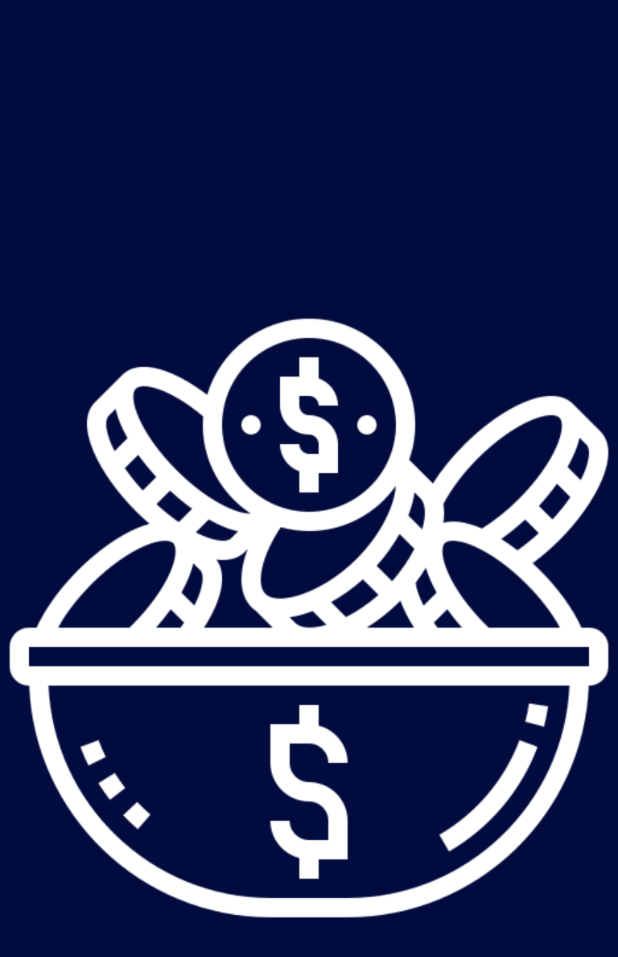
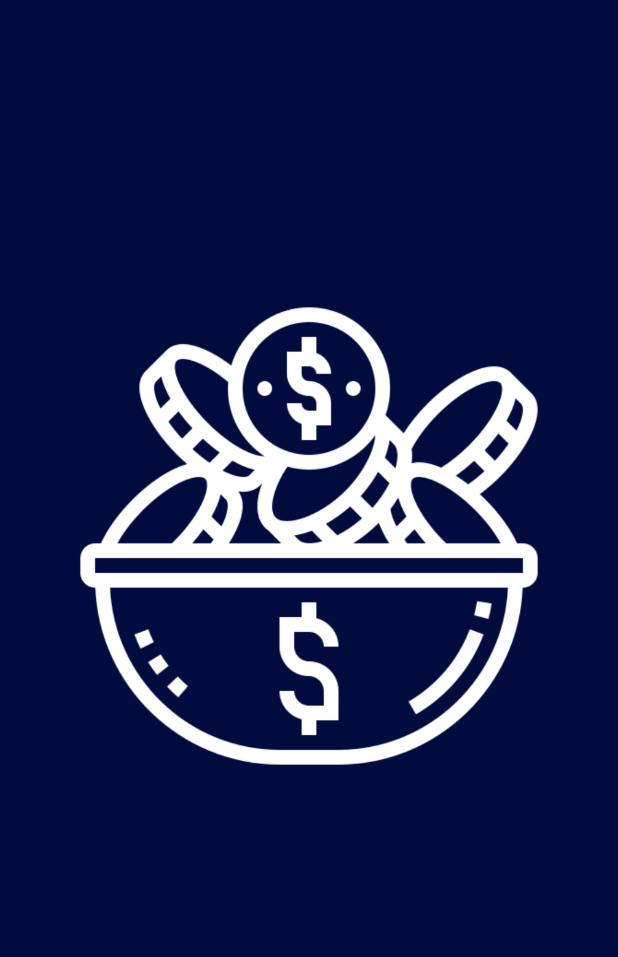
Before and after one commit to devPedroCarvalho/AppCalculoGorjeta, an Android app: the SplashScreenActivity screen opened directly, with no data from a screen before it, on a phone screen of 412 x 824 dp. Shown: the top 957 px of the screen. Run offline under Robolectric (Android 15) with nearby library versions, the phone set to English and light mode, and no system bars.

Commit message:
add lottie file

```diff
--- a/app/build.gradle
+++ b/app/build.gradle
@@ -35,4 +35,7 @@ dependencies {
     androidTestImplementation 'androidx.test.ext:junit:1.1.1'
     androidTestImplementation 'androidx.test.espresso:espresso-core:3.2.0'
     implementation 'androidx.cardview:cardview:1.0.0'
+
+    //Lottie
+    implementation "com.airbnb.android:lottie:3.4.0"
 }
--- a/app/src/main/java/com/projfinalapp/appgorjeta/SplashScreenActivity.kt
+++ b/app/src/main/java/com/projfinalapp/appgorjeta/SplashScreenActivity.kt
@@ -4,6 +4,7 @@ import android.content.Intent
 import android.os.Bundle
 import android.os.Handler
 import androidx.appcompat.app.AppCompatActivity
+import kotlinx.android.synthetic.main.activity_splash_screen.*
 
 
 class SplashScreenActivity : AppCompatActivity() {
@@ -12,12 +13,15 @@ class SplashScreenActivity : AppCompatActivity() {
         super.onCreate(savedInstanceState)
         setContentView(R.layout.activity_splash_screen)
 
+        testeLottie.setAnimation("myfile.json")
+
+
         var handler = Handler()
         handler.postDelayed(Runnable {
-            val intent = Intent(this, HomeActivity::class.java)
+            val intent = Intent(this, MainActivity::class.java)
             startActivity(intent)
             finish()
-        }, 3000)
+        }, 5000)
 
     }
 }
--- a/app/src/main/res/layout/activity_main.xml
+++ b/app/src/main/res/layout/activity_main.xml
@@ -82,7 +82,7 @@
                 android:layout_height="wrap_content"
                 android:layout_marginStart="8dp"
                 android:layout_marginTop="16dp"
-                android:text="Valor da gorjeta"
+                android:text="Valor da gorjeta:"
                 android:textColor="#FFFF"
                 android:textSize="20dp"
                 app:layout_constraintEnd_toStartOf="@+id/guideline"
@@ -110,7 +110,7 @@
                 android:layout_marginStart="8dp"
                 android:layout_marginTop="24dp"
                 android:layout_marginEnd="8dp"
-                android:text="Valor da conta"
+                android:text="Valor da conta:"
                 android:textColor="#FFFF"
                 android:textSize="20dp"
                 app:layout_constraintEnd_toEndOf="parent"
--- a/app/src/main/res/layout/activity_splash_screen.xml
+++ b/app/src/main/res/layout/activity_splash_screen.xml
@@ -9,11 +9,30 @@
 
     <ImageView
         android:id="@+id/imageView3"
-        android:layout_width="wrap_content"
-        android:layout_height="wrap_content"
-        app:layout_constraintBottom_toBottomOf="parent"
+        android:layout_width="0dp"
+        android:layout_height="0dp"
+        android:layout_marginTop="200dp"
+        android:layout_marginBottom="50dp"
+        app:layout_constraintBottom_toTopOf="@+id/testeLottie"
         app:layout_constraintEnd_toEndOf="parent"
         app:layout_constraintStart_toStartOf="parent"
         app:layout_constraintTop_toTopOf="parent"
         app:srcCompat="@drawable/logoum" />
+
+    <com.airbnb.lottie.LottieAnimationView
+        android:id="@+id/testeLottie"
+        android:layout_width="0dp"
+        android:layout_height="109dp"
+        android:layout_marginStart="70dp"
+        android:layout_marginEnd="70dp"
+        android:layout_marginBottom="150dp"
+        app:layout_constraintBottom_toBottomOf="parent"
+        app:layout_constraintEnd_toEndOf="parent"
+        app:layout_constraintStart_toStartOf="parent"
+        app:lottie_autoPlay="true"
+        app:lottie_fileName="myfile.json"
+        app:lottie_loop="true">
+
+    </com.airbnb.lottie.LottieAnimationView>
+
 </androidx.constraintlayout.widget.ConstraintLayout>
```
Also changed, not shown: app/src/main/assets/myfile.json (added, +1 -0 lines).
